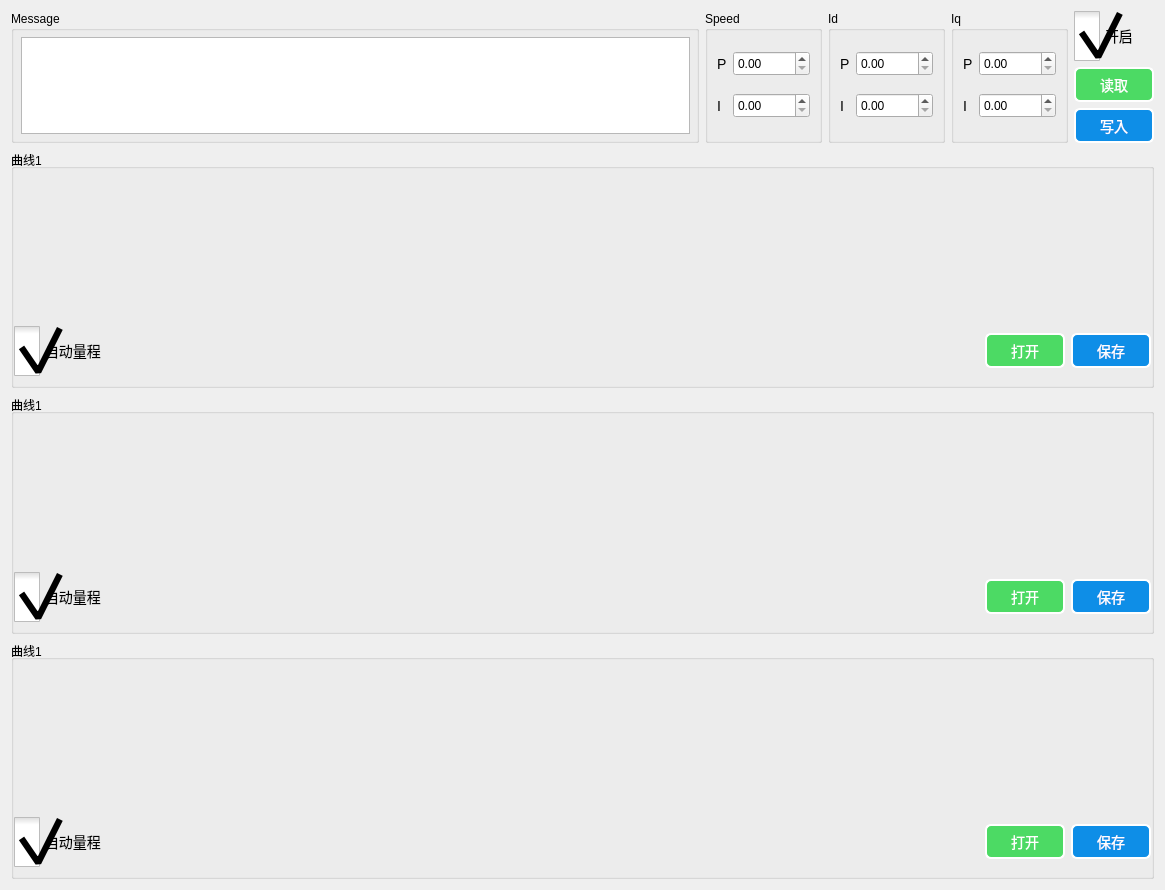
Above: userui/mplotui.ui from pkzju/QSuperConsole before the change. Below: the same form after it.
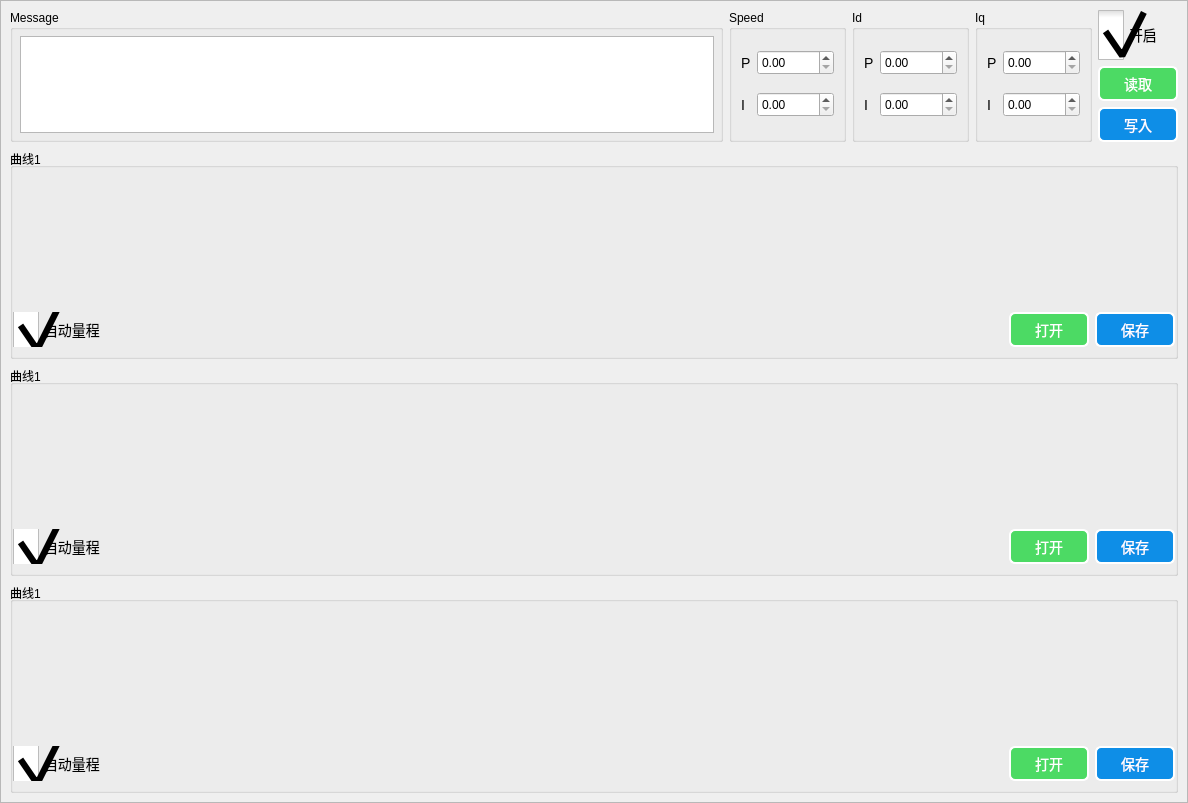
That is the form after the change. Icons and pictures are not drawn. Custom widgets are drawn as their Qt base class.

Diff of the .ui file:
```diff
--- a/userui/mplotui.ui
+++ b/userui/mplotui.ui
@@ -6,8 +6,8 @@
    <rect>
     <x>0</x>
     <y>0</y>
-    <width>1165</width>
-    <height>890</height>
+    <width>1188</width>
+    <height>803</height>
    </rect>
   </property>
   <property name="windowTitle">
@@ -93,6 +93,42 @@
 </string>
   </property>
   <layout class="QGridLayout" name="gridLayout_3">
+   <property name="leftMargin">
+    <number>0</number>
+   </property>
+   <property name="topMargin">
+    <number>0</number>
+   </property>
+   <property name="rightMargin">
+    <number>0</number>
+   </property>
+   <property name="bottomMargin">
+    <number>0</number>
+   </property>
+   <item row="0" column="0">
+    <widget class="QScrollArea" name="scrollArea">
+     <property name="horizontalScrollBarPolicy">
+      <enum>Qt::ScrollBarAlwaysOff</enum>
+     </property>
+     <property name="widgetResizable">
+      <bool>true</bool>
+     </property>
+     <widget class="QWidget" name="scrollAreaWidgetContents">
+      <property name="geometry">
+       <rect>
+        <x>0</x>
+        <y>0</y>
+        <width>1186</width>
+        <height>801</height>
+       </rect>
+      </property>
+      <property name="minimumSize">
+       <size>
+        <width>0</width>
+        <height>800</height>
+       </size>
+      </property>
+      <layout class="QGridLayout" name="gridLayout_7">
    <item row="0" column="0">
     <layout class="QGridLayout" name="gridLayout_2">
      <item row="0" column="0" rowspan="3">
@@ -437,12 +473,30 @@
             <verstretch>0</verstretch>
            </sizepolicy>
           </property>
+              <property name="minimumSize">
+               <size>
+                <width>0</width>
+                <height>150</height>
+               </size>
+              </property>
          </widget>
         </item>
         <item>
          <layout class="QHBoxLayout" name="horizontalLayout">
           <item>
            <widget class="QCheckBox" name="checkBox">
+                <property name="minimumSize">
+                 <size>
+                  <width>0</width>
+                  <height>35</height>
+                 </size>
+                </property>
+                <property name="maximumSize">
+                 <size>
+                  <width>16777215</width>
+                  <height>35</height>
+                 </size>
+                </property>
             <property name="text">
              <string>自动量程</string>
             </property>
@@ -558,12 +612,36 @@
             <verstretch>0</verstretch>
            </sizepolicy>
           </property>
+              <property name="minimumSize">
+               <size>
+                <width>0</width>
+                <height>150</height>
+               </size>
+              </property>
          </widget>
         </item>
         <item>
          <layout class="QHBoxLayout" name="horizontalLayout_2">
           <item>
            <widget class="QCheckBox" name="checkBox_2">
+                <property name="sizePolicy">
+                 <sizepolicy hsizetype="Minimum" vsizetype="Preferred">
+                  <horstretch>0</horstretch>
+                  <verstretch>0</verstretch>
+                 </sizepolicy>
+                </property>
+                <property name="minimumSize">
+                 <size>
+                  <width>0</width>
+                  <height>35</height>
+                 </size>
+                </property>
+                <property name="maximumSize">
+                 <size>
+                  <width>16777215</width>
+                  <height>35</height>
+                 </size>
+                </property>
             <property name="text">
              <string>自动量程</string>
             </property>
@@ -679,12 +757,30 @@
             <verstretch>0</verstretch>
            </sizepolicy>
           </property>
+              <property name="minimumSize">
+               <size>
+                <width>0</width>
+                <height>150</height>
+               </size>
+              </property>
          </widget>
         </item>
         <item>
          <layout class="QHBoxLayout" name="horizontalLayout_3">
           <item>
            <widget class="QCheckBox" name="checkBox_3">
+                <property name="minimumSize">
+                 <size>
+                  <width>0</width>
+                  <height>35</height>
+                 </size>
+                </property>
+                <property name="maximumSize">
+                 <size>
+                  <width>16777215</width>
+                  <height>35</height>
+                 </size>
+                </property>
             <property name="text">
              <string>自动量程</string>
             </property>
@@ -760,6 +856,10 @@
       </widget>
      </item>
     </layout>
+       </item>
+      </layout>
+     </widget>
+    </widget>
    </item>
   </layout>
  </widget>
```
Lines whose indentation alone changed are shown as unchanged.
